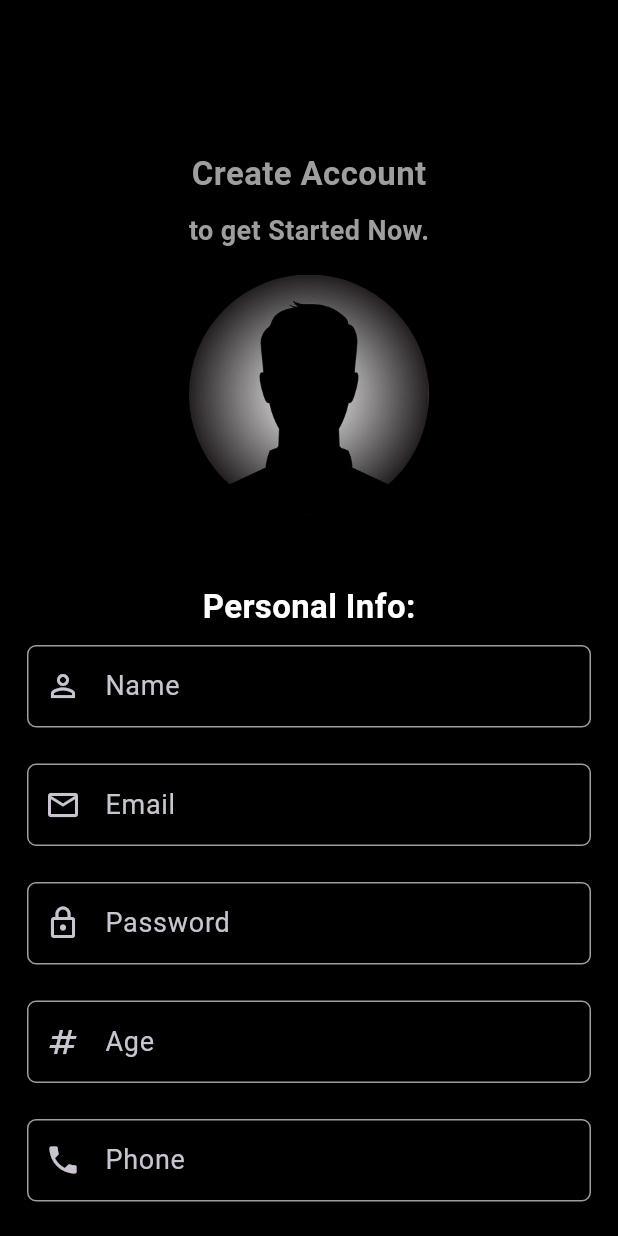
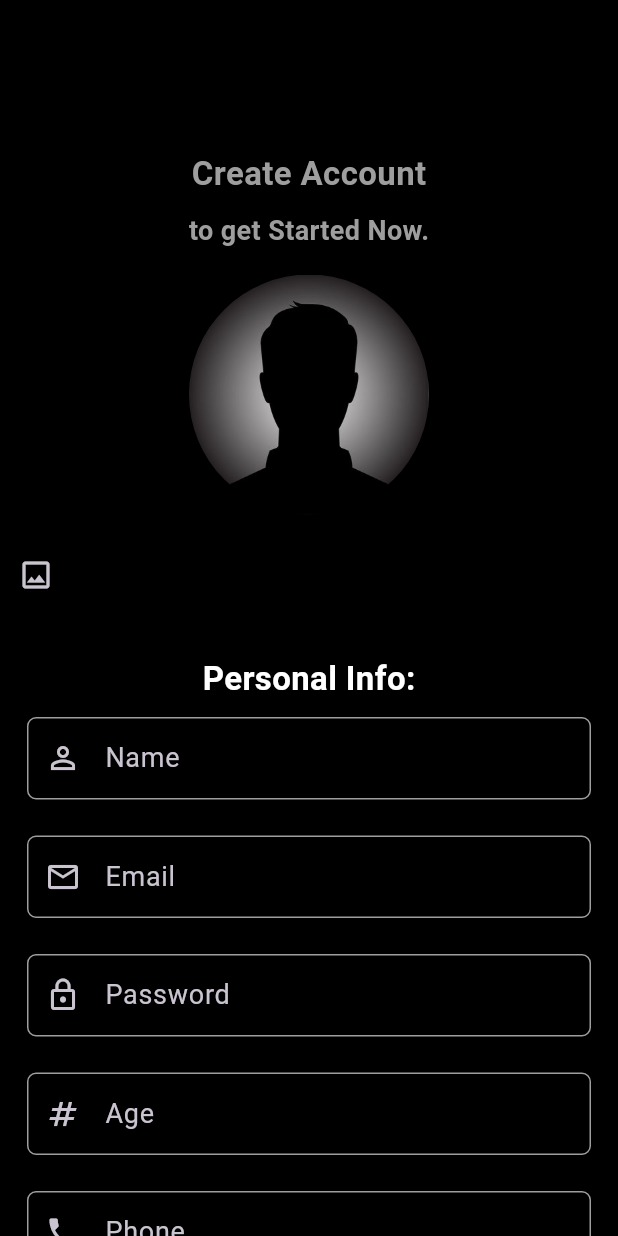
Before and after one commit to beshprakash11/dating_appfv1, a Flutter app: the RegistrationScreen screen opened directly, on a phone screen of 412 x 824 dp. Run offline on Flutter 3.47's test engine with Material 3 defaults, Android fonts, the phone set to English and light mode, and no system bars; our stand-ins replace get, image_picker.

Commit message:
image outlined added

```diff
--- a/lib/authenticationScreen/registration_screen.dart
+++ b/lib/authenticationScreen/registration_screen.dart
@@ -112,7 +112,9 @@ class _RegistrationScreenState extends State<RegistrationScreen> {
 
             //control button
             Row(
-              children: [],
+              children: [
+                IconButton(onPressed: () {}, icon: Icon(Icons.image_outlined))
+              ],
             ),
 
             const SizedBox(
```
